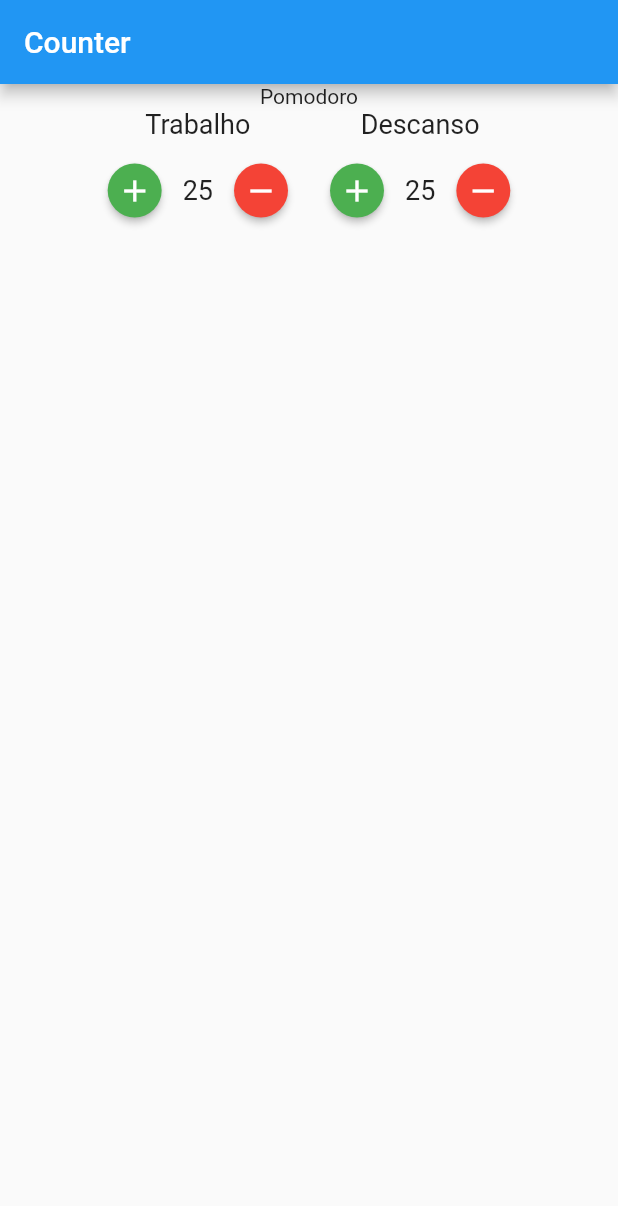
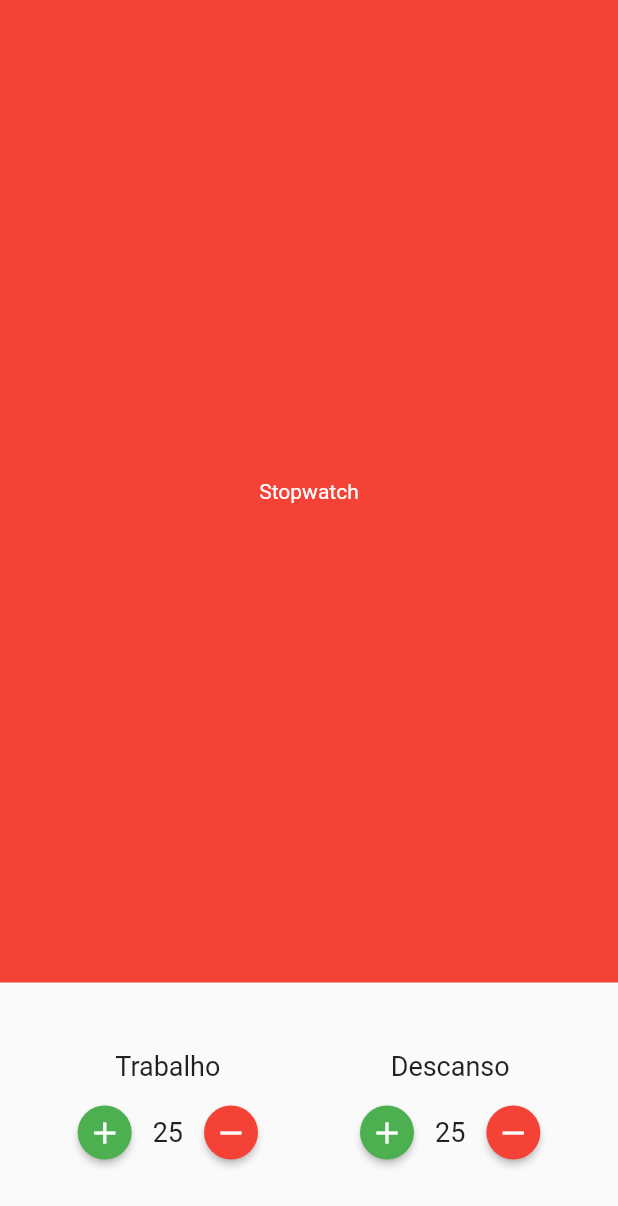
Before and after one commit to rafaelRodruiguesGuimaraes/pomodoro, a Flutter app: the screen it shows after launch, on a phone screen of 412 x 824 dp. Shown: the top 1206 px of the screen. Run offline on Flutter 3.47's test engine with Material 2 defaults, Android fonts, the phone set to English and light mode, and no system bars; our stand-ins replace mobx; generated files the repository leaves out were written again.

```diff
--- /dev/null
+++ b/lib/components/pomodoro_stopwatch.dart
@@ -0,0 +1,23 @@
+import 'package:flutter/material.dart';
+
+class PomodoroStopwatch extends StatelessWidget {
+  const PomodoroStopwatch({Key? key}) : super(key: key);
+
+  @override
+  Widget build(BuildContext context) {
+    return Container(
+      color: Colors.red,
+      child: Column(
+        mainAxisAlignment: MainAxisAlignment.center,
+        children: const [
+          Text(
+            'Stopwatch',
+            style: TextStyle(
+              color: Colors.white,
+            ),
+          ),
+        ],
+      ),
+    );
+  }
+}
--- a/lib/screens/pomodoro.dart
+++ b/lib/screens/pomodoro.dart
@@ -1,6 +1,7 @@
 import 'package:flutter/material.dart';
 import 'package:pomodoro/store/counter.store.dart';
 
+import '../components/pomodoro_stopwatch.dart';
 import '../components/time_input.dart';
 
 class Pomodoro extends StatelessWidget {
@@ -11,13 +12,15 @@ class Pomodoro extends StatelessWidget {
   @override
   Widget build(BuildContext context) {
     return Scaffold(
-      appBar: AppBar(
-        title: const Text('Counter'),
+      body: Column(
+        crossAxisAlignment: CrossAxisAlignment.stretch,
+        children: [
+          const Expanded(
+            child: PomodoroStopwatch(),
           ),
-      body: Column(
-        children: [
-          const Text('Pomodoro'),
-          Row(
+          Padding(
+            padding: const EdgeInsets.symmetric(vertical: 45.0),
+            child: Row(
               mainAxisAlignment: MainAxisAlignment.spaceAround,
               children: [
                 Row(
@@ -25,6 +28,9 @@ class Pomodoro extends StatelessWidget {
                     TimeInput(
                       title: 'Trabalho',
                       value: 25,
+                    ),
+                    SizedBox(
+                      width: 40.0,
                     ),
                     TimeInput(
                       title: 'Descanso',
@@ -34,6 +40,7 @@ class Pomodoro extends StatelessWidget {
                 ),
               ],
             ),
+          ),
         ],
       ),
     );
```
Lines whose indentation alone changed are shown as unchanged.
